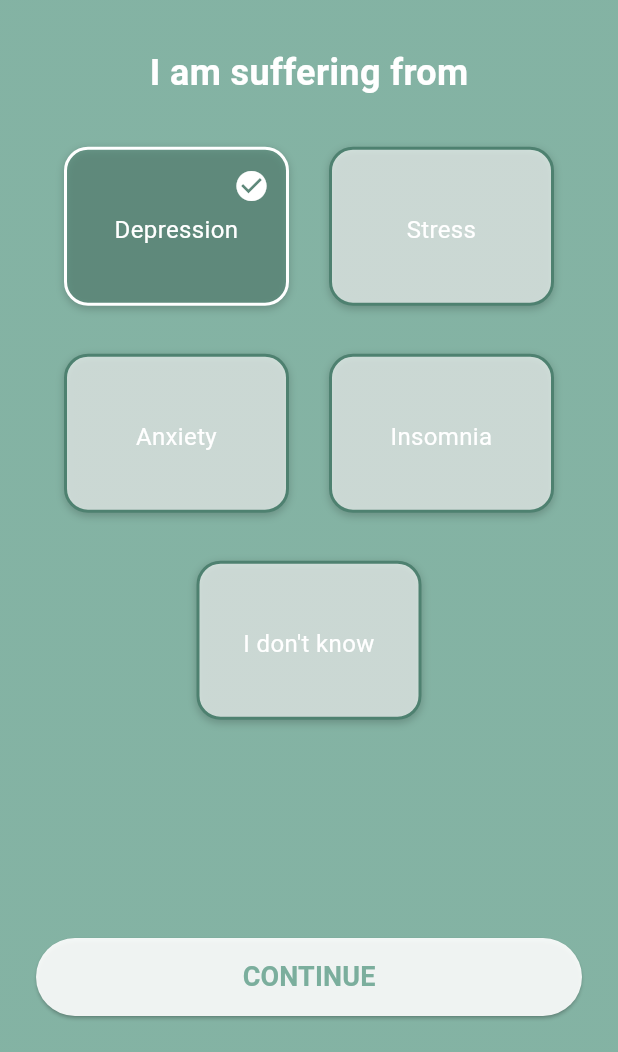
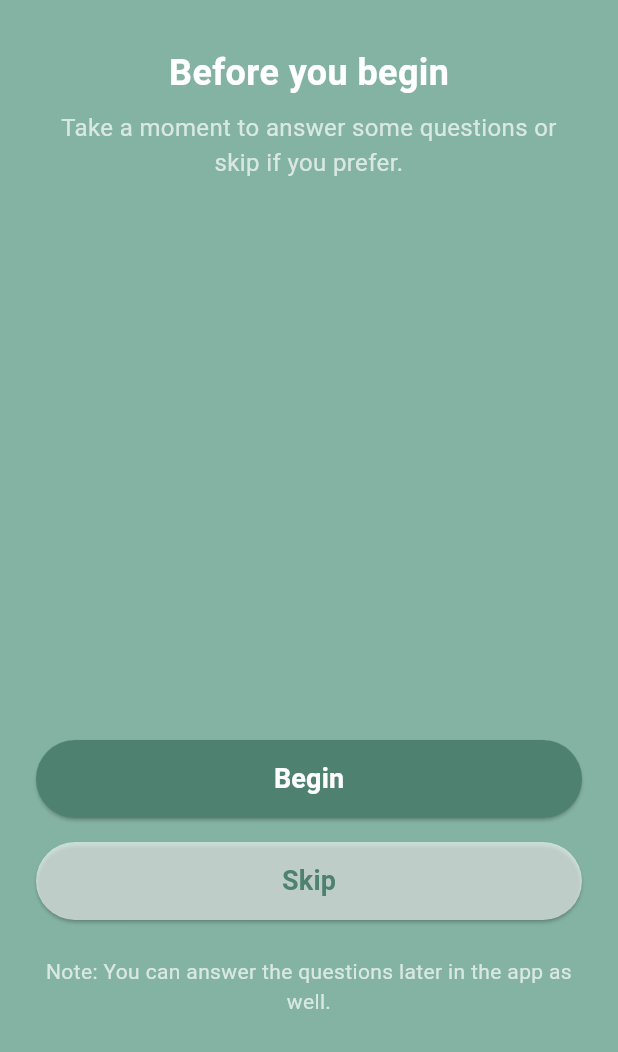
Before and after one commit to MuneebChaudhry-dev/serenity_mind, a Flutter app: the SufferingFromScreen screen opened by its route, after a tap on "Depression", after a tap on "CONTINUE", on a phone screen of 412 x 824 dp, the part 184-1236 px from its top. Run offline on Flutter 3.47's test engine with Material 3 defaults, Android fonts, the phone set to English and light mode, and no system bars; our stand-ins replace shared_preferences; accounts and stored records are empty.

Commit message:
before begin screen

```diff
--- /dev/null
+++ b/lib/before_begin.dart
@@ -0,0 +1,101 @@
+import 'package:flutter/material.dart';
+import '../widgets/background.dart';
+
+class BeforeBeginScreen extends StatelessWidget {
+  const BeforeBeginScreen({Key? key}) : super(key: key);
+
+  @override
+  Widget build(BuildContext context) {
+    return Scaffold(
+      body: GradientBackground(
+        child: SafeArea(
+          child: Padding(
+            padding: const EdgeInsets.symmetric(horizontal: 24),
+            child: Column(
+              children: [
+                const SizedBox(height: 24),
+                Image.asset('assets/images/logo.png', width: 100),
+                const SizedBox(height: 32),
+                const Text(
+                  'Before you begin',
+                  style: TextStyle(
+                    color: Colors.white,
+                    fontSize: 24,
+                    fontWeight: FontWeight.bold,
+                  ),
+                ),
+                const SizedBox(height: 8),
+                const Text(
+                  'Take a moment to answer some questions or skip if you prefer.',
+                  style: TextStyle(
+                    color: Colors.white70,
+                    fontSize: 16,
+                  ),
+                  textAlign: TextAlign.center,
+                ),
+                const Spacer(),
+                SizedBox(
+                  width: double.infinity,
+                  height: 52,
+                  child: ElevatedButton(
+                    onPressed: () {
+                      Navigator.pushNamed(context, '/personal_info');
+                    },
+                    style: ElevatedButton.styleFrom(
+                      backgroundColor: const Color.fromRGBO(78, 129, 112, 1),
+                      shape: RoundedRectangleBorder(
+                        borderRadius: BorderRadius.circular(32),
+                      ),
+                    ),
+                    child: const Text(
+                      'Begin',
+                      style: TextStyle(
+                        fontSize: 18,
+                        fontWeight: FontWeight.bold,
+                        color: Colors.white,
+                      ),
+                    ),
+                  ),
+                ),
+                const SizedBox(height: 16),
+                SizedBox(
+                  width: double.infinity,
+                  height: 52,
+                  child: ElevatedButton(
+                    onPressed: () {
+                      Navigator.pushNamed(context, '/home');
+                    },
+                    style: ElevatedButton.styleFrom(
+                      backgroundColor: const Color.fromRGBO(255, 255, 255, 0.6),
+                      shape: RoundedRectangleBorder(
+                        borderRadius: BorderRadius.circular(32),
+                      ),
+                    ),
+                    child: const Text(
+                      'Skip',
+                      style: TextStyle(
+                        fontSize: 18,
+                        fontWeight: FontWeight.bold,
+                        color: Color.fromRGBO(78, 129, 112, 1),
+                      ),
+                    ),
+                  ),
+                ),
+                const SizedBox(height: 24),
+                const Text(
+                  'Note: You can answer the questions later in the app as well.',
+                  style: TextStyle(
+                    color: Colors.white70,
+                    fontSize: 14,
+                  ),
+                  textAlign: TextAlign.center,
+                ),
+                const SizedBox(height: 24),
+              ],
+            ),
+          ),
+        ),
+      ),
+    );
+  }
+}
--- a/lib/main.dart
+++ b/lib/main.dart
@@ -1,4 +1,5 @@
 import 'package:flutter/material.dart';
+import 'package:serenity_mind/before_begin.dart';
 import 'package:serenity_mind/screens/personal_info_screen.dart';
 import 'package:serenity_mind/screens/suffering_from.dart';
 import 'screens/splash_screen.dart';
@@ -24,6 +25,7 @@ class SerenityMindApp extends StatelessWidget {
         '/get_started': (_) => const GetStartedScreen(),
         '/personal_info': (_) => const PersonalInfoScreen(),
         '/suffering_from': (_) => const SufferingFromScreen(),
+        '/before_begin': (_) => const BeforeBeginScreen(),
         // … other routes
       },
     );
--- a/lib/screens/suffering_from.dart
+++ b/lib/screens/suffering_from.dart
@@ -24,7 +24,7 @@ class _SufferingFromScreenState extends State<SufferingFromScreen> {
     if (selectedCondition == null) return;
     final prefs = await SharedPreferences.getInstance();
     await prefs.setString('suffering_from', selectedCondition!);
-    Navigator.pushNamed(context, '/next_screen');
+    Navigator.pushNamed(context, '/before_begin');
   }
 
   @override
```
